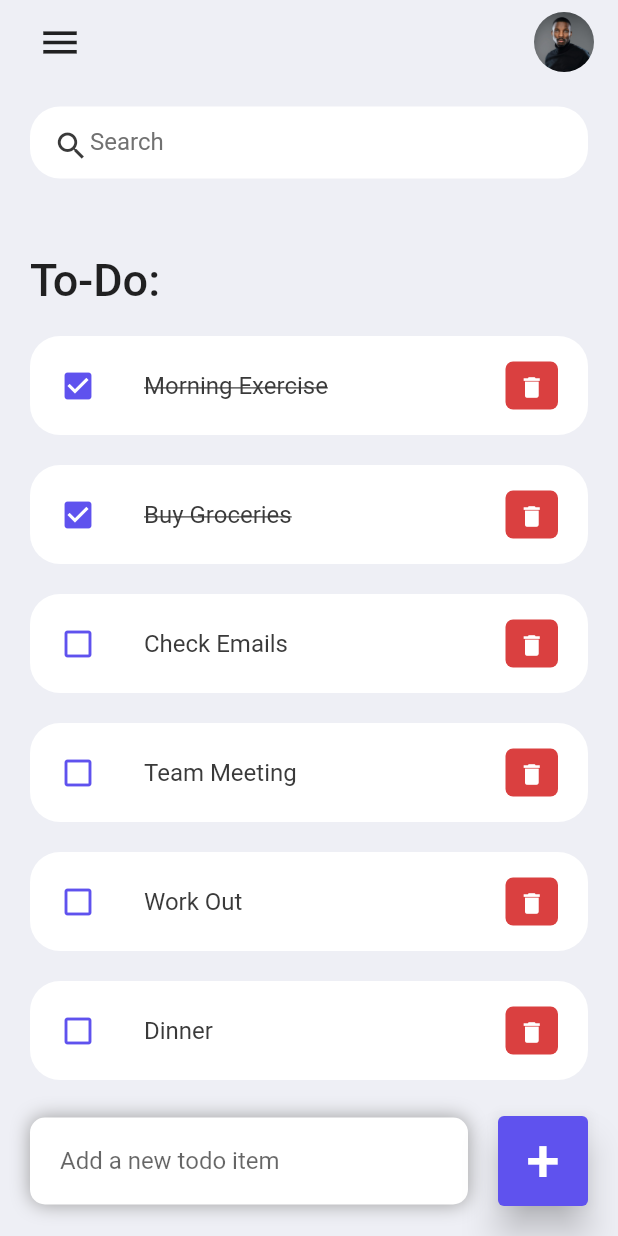
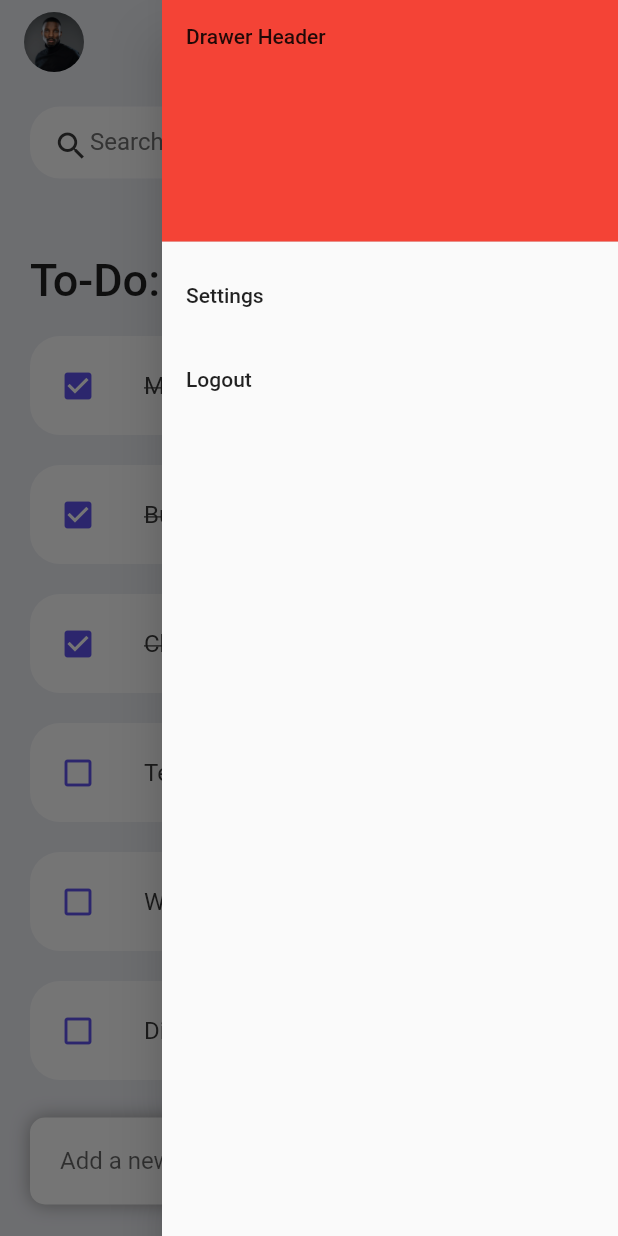
Before and after one commit to ppriyansh2000/ToDo-Mobile-Application, a Flutter app: the screen it shows after launch, after a tap on the "menu" icon, on a phone screen of 412 x 824 dp. Run offline on Flutter 3.47's test engine with Material 2 defaults, Android fonts, the phone set to English and light mode, and no system bars.

Commit message:
Added Side Bar

```diff
--- a/todo_app/lib/model/todo.dart
+++ b/todo_app/lib/model/todo.dart
@@ -1,6 +1,6 @@
 import 'package:flutter/material.dart';
 
-class ToDo{
+class ToDo {
   String? id;
   String? todoText;
   bool isDone;
@@ -10,14 +10,24 @@ class ToDo{
     required this.todoText,
     this.isDone = false,
   });
-  static List<ToDo> todoList(){
-  return[
-    ToDo(id: '06', todoText: 'Dinner',),
-    ToDo(id: '05', todoText: 'Work Out',),
-    ToDo(id: '04', todoText: 'Team Meeting',),
-    ToDo(id: '03', todoText: 'Check Emails',),
-    ToDo(id: '02', todoText: 'Buy Groceries', isDone: true),
-    ToDo(id: '01', todoText: 'Morning Exercise', isDone: true),
+  static List<ToDo> todoList() {
+    // populate list via API
+    return [
+      ToDo(
+        id: '06',
+        todoText: 'Dinner',
+      ),
+      ToDo(
+        id: '05',
+        todoText: 'Work Out',
+      ),
+      ToDo(
+        id: '04',
+        todoText: 'Team Meeting',
+      ),
+      ToDo(id: '03', todoText: 'Check Emails', isDone: true),
+      ToDo(id: '02', todoText: 'Buy Groceries', isDone: true),
+      ToDo(id: '01', todoText: 'Morning Exercise', isDone: true),
     ];
   }
 }
--- a/todo_app/lib/screens/home.dart
+++ b/todo_app/lib/screens/home.dart
@@ -15,7 +15,7 @@ class _HomeState extends State<Home> {
   final _todoController = TextEditingController();
 
   @override
-  void initState(){
+  void initState() {
     _foundToDo = todoList;
     super.initState();
   }
@@ -25,6 +25,7 @@ class _HomeState extends State<Home> {
     return Scaffold(
       backgroundColor: const Color(0xFFEEEFF5),
       appBar: _buildAppBar(),
+      endDrawer: _buildDrawer(),
       body: Stack(
         children: [
           Container(
@@ -64,31 +65,31 @@ class _HomeState extends State<Home> {
     );
   }
 
-  void _handleToDoChange(ToDo todo){
+  void _handleToDoChange(ToDo todo) {
     setState(() {
       todo.isDone = !todo.isDone;
     });
   }
 
-  void _handleDelete(String id){
+  void _handleDelete(String id) {
     setState(() {
-      todoList.removeWhere((item) => item.id==id);
-      _foundToDo.removeWhere((item) => item.id ==id);
+      todoList.removeWhere((item) => item.id == id);
+      _foundToDo.removeWhere((item) => item.id == id);
     });
   }
 
-  void _addToDoItem(String toDo){
+  void _addToDoItem(String toDo) {
     setState(() {
       todoList.add(ToDo(id: DateTime.now().microsecondsSinceEpoch.toString(), todoText: toDo));
     });
     _todoController.clear();
   }
 
-  void _runFilter(String enterKeyword){
+  void _runFilter(String enterKeyword) {
     List<ToDo> results = [];
-    if(enterKeyword.isEmpty){
+    if (enterKeyword.isEmpty) {
       results = todoList;
-    }else{
+    } else {
       results = todoList.where((item) => item.todoText!.toLowerCase().contains(enterKeyword.toLowerCase())).toList();
     }
     setState(() {
@@ -147,7 +148,7 @@ class _HomeState extends State<Home> {
         },
         style: ElevatedButton.styleFrom(
           backgroundColor: const Color(0xFF5F52EE),
-          minimumSize: const Size(60,60),
+          minimumSize: const Size(60, 60),
           elevation: 10,
         ),
         child: const Text(
@@ -186,14 +187,8 @@ class _HomeState extends State<Home> {
     return AppBar(
       backgroundColor: const Color(0xFFEEEFF5),
       elevation: 0,
+      automaticallyImplyLeading: false,
       title: Row(mainAxisAlignment: MainAxisAlignment.spaceBetween, children: [
-        IconButton(
-          color: Colors.black87,
-          iconSize: 30,
-          onPressed: (){
-            print('hi');
-          }, icon: Icon(Icons.menu),//here
-        ),
         Container(
           height: 40,
           width: 40,
@@ -202,7 +197,44 @@ class _HomeState extends State<Home> {
             child: Image.asset('assets/images/x.jpg'),
           ),
         ),
+        Builder(
+            builder: (context) => IconButton(
+                  color: Colors.black87,
+                  iconSize: 30,
+                  onPressed: () {
+                    Scaffold.of(context).openEndDrawer();
+                  },
+                  icon: Icon(Icons.menu),
+                )),
       ]),
     );
   }
 }
+
+Widget _buildDrawer() {
+  return Drawer(
+    child: ListView(
+      padding: EdgeInsets.zero,
+      children: <Widget>[
+        DrawerHeader(
+          child: Text('Drawer Header'),
+          decoration: BoxDecoration(
+            color: Colors.red,
+          ),
+        ),
+        ListTile(
+          title: Text('Settings'),
+          onTap: () {
+            // Setting page
+          },
+        ),
+        ListTile(
+          title: Text('Logout'),
+          onTap: () {
+            // Logout
+          },
+        ),
+      ],
+    ),
+  );
+}
```
